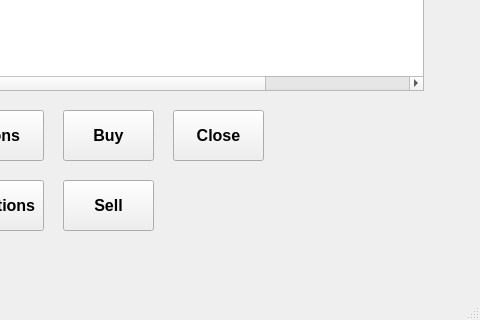
Before: the Qt Designer form MainWindow.ui in Elessar1996/IBController, drawn with Qt 5; both pictures show x 187 to 667 and y 280 to 600 of the 667 by 600 pixel window.
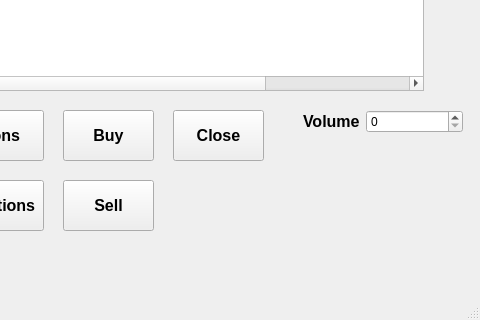
After: the same form once the commit is applied.

The edit to the form file:
```diff
--- a/MainWindow.ui
+++ b/MainWindow.ui
@@ -164,6 +164,40 @@
      <string>Close</string>
     </property>
    </widget>
+   <widget class="QWidget" name="formLayoutWidget">
+    <property name="geometry">
+     <rect>
+      <x>490</x>
+      <y>390</y>
+      <width>160</width>
+      <height>171</height>
+     </rect>
+    </property>
+    <layout class="QFormLayout" name="formLayout">
+     <item row="0" column="0">
+      <widget class="QLabel" name="label">
+       <property name="font">
+        <font>
+         <family>Arial</family>
+         <pointsize>12</pointsize>
+         <weight>75</weight>
+         <bold>true</bold>
+        </font>
+       </property>
+       <property name="text">
+        <string>Volume</string>
+       </property>
+      </widget>
+     </item>
+     <item row="0" column="1">
+      <widget class="QSpinBox" name="volume">
+       <property name="singleStep">
+        <number>50</number>
+       </property>
+      </widget>
+     </item>
+    </layout>
+   </widget>
   </widget>
   <widget class="QStatusBar" name="statusbar"/>
  </widget>
```
